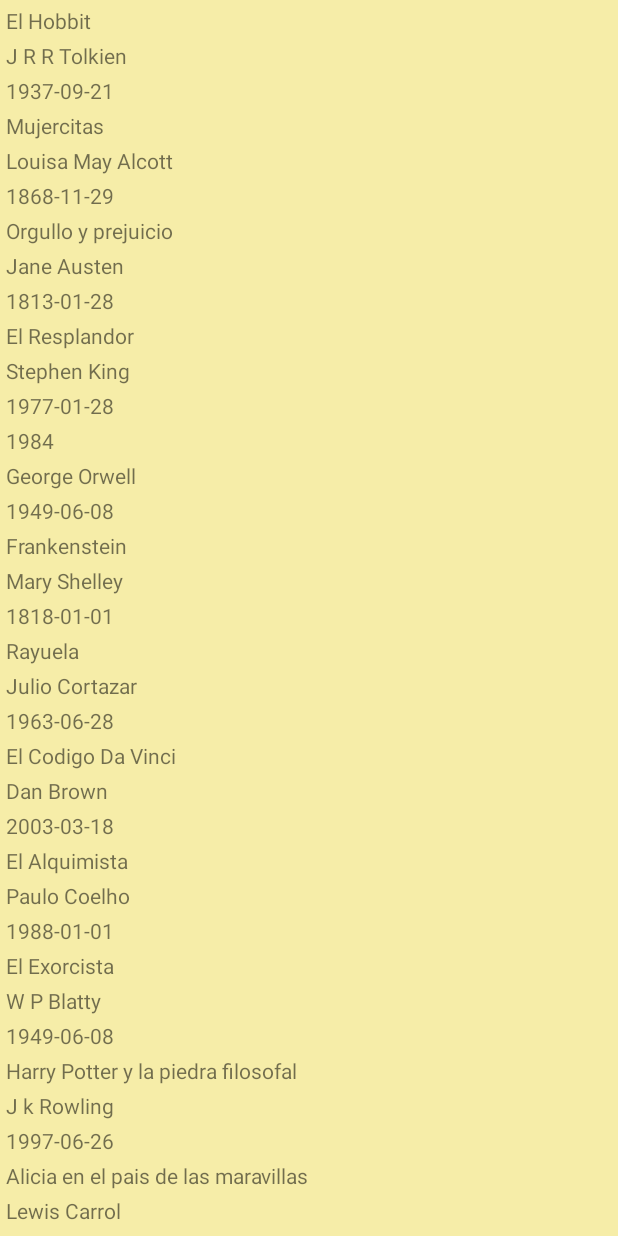
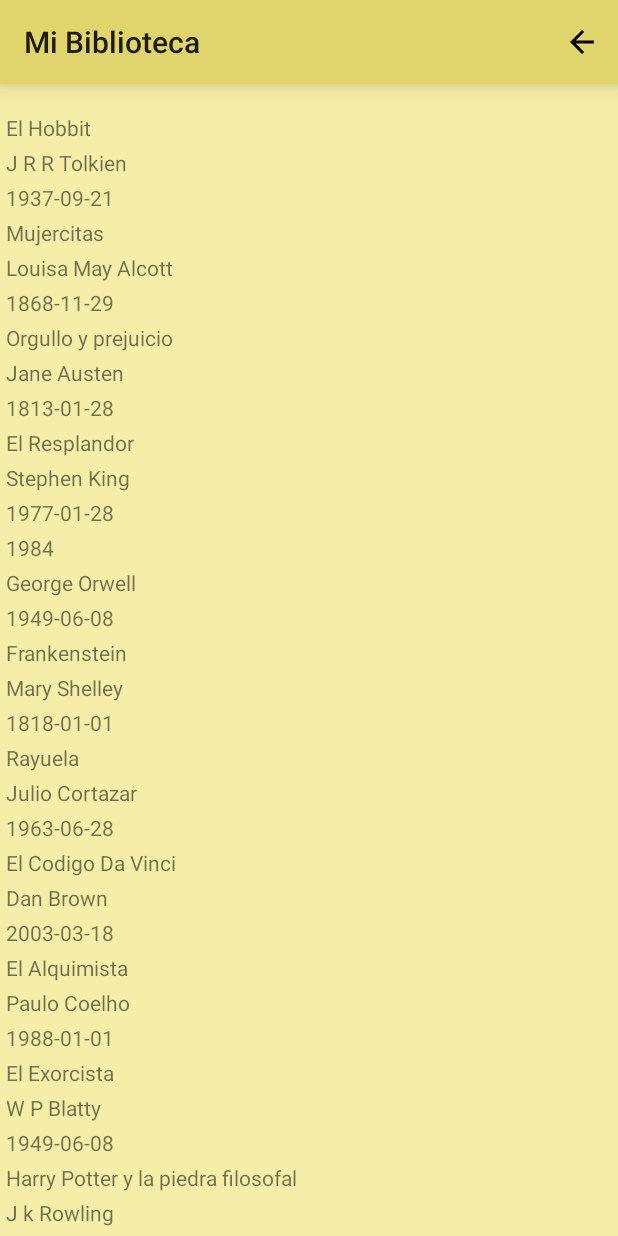
Before and after one commit to Federco1/WorldBook, an Android app: the MiBibliotecaActivity screen opened directly, with no data from a screen before it, on a phone screen of 412 x 824 dp. Run offline under Robolectric (Android 15) with nearby library versions, the phone set to English and light mode, and no system bars.

Commit message:
Aplico toolbar a MiBibliotecaActivity

```diff
--- a/app/src/main/java/com/example/worldbook/MiBibliotecaActivity.kt
+++ b/app/src/main/java/com/example/worldbook/MiBibliotecaActivity.kt
@@ -1,6 +1,9 @@
 package com.example.worldbook
 
+import android.content.Intent
 import android.os.Bundle
+import android.view.Menu
+import android.view.MenuItem
 import androidx.appcompat.app.AppCompatActivity
 import android.widget.ArrayAdapter
 import android.widget.ListView
@@ -13,16 +16,21 @@ import androidx.recyclerview.widget.RecyclerView
 class MiBibliotecaActivity : AppCompatActivity() {
     lateinit var rvLibros: RecyclerView
     lateinit var librosAdapter: LibroAdapter
+    lateinit var toolbar: androidx.appcompat.widget.Toolbar
 
     override fun onCreate(savedInstanceState: Bundle?) {
         super.onCreate(savedInstanceState)
         enableEdgeToEdge()
         setContentView(R.layout.activity_mi_biblioteca)
-       // ViewCompat.setOnApplyWindowInsetsListener(findViewById(R.id.main)) { v, insets ->
-         //   val systemBars = insets.getInsets(WindowInsetsCompat.Type.systemBars())
-           // v.setPadding(systemBars.left, systemBars.top, systemBars.right, systemBars.bottom)
+        //ViewCompat.setOnApplyWindowInsetsListener(findViewById(R.id.main)) { v, insets ->
+            //val systemBars = insets.getInsets(WindowInsetsCompat.Type.systemBars())
+            //v.setPadding(systemBars.left, systemBars.top, systemBars.right, systemBars.bottom)
             //insets
         //}
+
+        toolbar = findViewById(R.id.toolbar)
+        setSupportActionBar(toolbar)
+        supportActionBar!!.title = resources.getString(R.string.biblioteca_Titulo)//resources.getString(R.string.titulo)
 
         rvLibros = findViewById(R.id.rvLibros)
         librosAdapter = LibroAdapter(getLibros(),this)
@@ -61,4 +69,18 @@ class MiBibliotecaActivity : AppCompatActivity() {
         return libros
 
     }
+
+    override fun onCreateOptionsMenu(menu: Menu?): Boolean {
+        menuInflater.inflate(R.menu.menu_mibiblioteca, menu)
+        return super.onCreateOptionsMenu(menu)
+    }
+
+    override fun onOptionsItemSelected(item: MenuItem): Boolean {
+        if(item.itemId == R.id.item_volver){
+            val intent = Intent(this,HomeActivity::class.java)
+            startActivity(intent)
+        }
+
+        return super.onOptionsItemSelected(item)
+    }
 }
--- /dev/null
+++ b/app/src/main/res/drawable/baseline_arrow_back_24.xml
@@ -0,0 +1,5 @@
+<vector xmlns:android="http://schemas.android.com/apk/res/android" android:autoMirrored="true" android:height="24dp" android:tint="#000000" android:viewportHeight="24" android:viewportWidth="24" android:width="24dp">
+
+    <path android:fillColor="@android:color/white" android:pathData="M20,11H7.83l5.59,-5.59L12,4l-8,8 8,8 1.41,-1.41L7.83,13H20v-2z"/>
+
+</vector>
--- a/app/src/main/res/layout/activity_mi_biblioteca.xml
+++ b/app/src/main/res/layout/activity_mi_biblioteca.xml
@@ -8,6 +8,14 @@
     tools:context=".MiBibliotecaActivity"
     android:orientation="vertical">
 
+    <include
+        android:id="@+id/toolbar"
+        layout="@layout/toolbal_layout"
+
+        />
+
+
+
     <androidx.recyclerview.widget.RecyclerView
         android:id="@+id/rvLibros"
         android:layout_width="match_parent"
--- /dev/null
+++ b/app/src/main/res/menu/menu_mibiblioteca.xml
@@ -0,0 +1,12 @@
+<?xml version="1.0" encoding="utf-8"?>
+<menu xmlns:android="http://schemas.android.com/apk/res/android"
+    xmlns:app="http://schemas.android.com/apk/res-auto">
+
+    <item
+        android:id="@+id/item_volver"
+        android:title="@string/boton_volver"
+        android:icon="@drawable/baseline_arrow_back_24"
+        app:showAsAction="always"
+        />
+
+</menu>
--- a/app/src/main/res/values/strings.xml
+++ b/app/src/main/res/values/strings.xml
@@ -1,7 +1,9 @@
 <resources>
     <string name="app_name">WorldBook</string>
     <string name="titulo">Opciones</string>
+    <string name="biblioteca_Titulo">Mi Biblioteca</string>
     <string name="item_listado">Mi Biblioteca</string>
     <string name="item_cerrar_sesion">Cerrar Sesión\n</string>
     <string name="item_mi_biblioteca">Mi Biblioteca\n</string>
+    <string name="boton_volver">volver</string>
 </resources>
```
